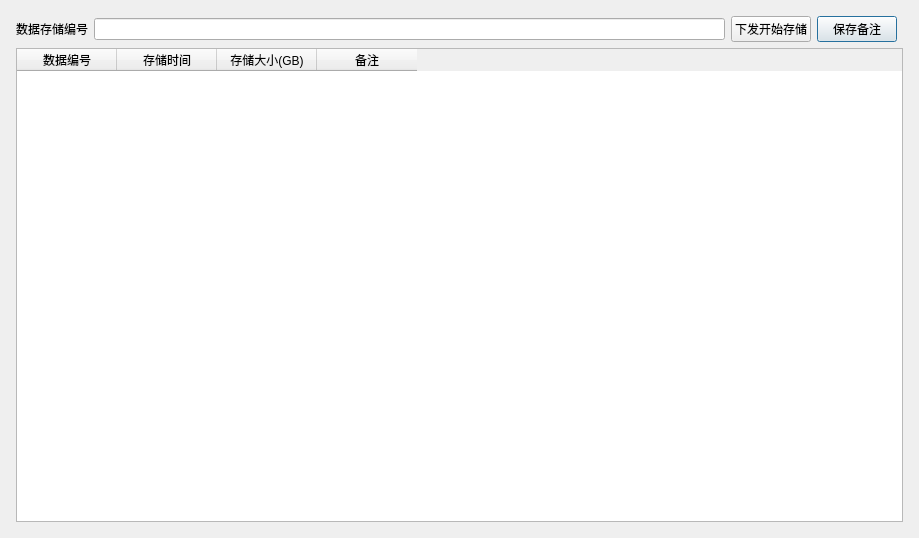
Qt form paramWidget/datasaveui.ui (DanielWuxiaoxiao/DispCtrl) before a commit.
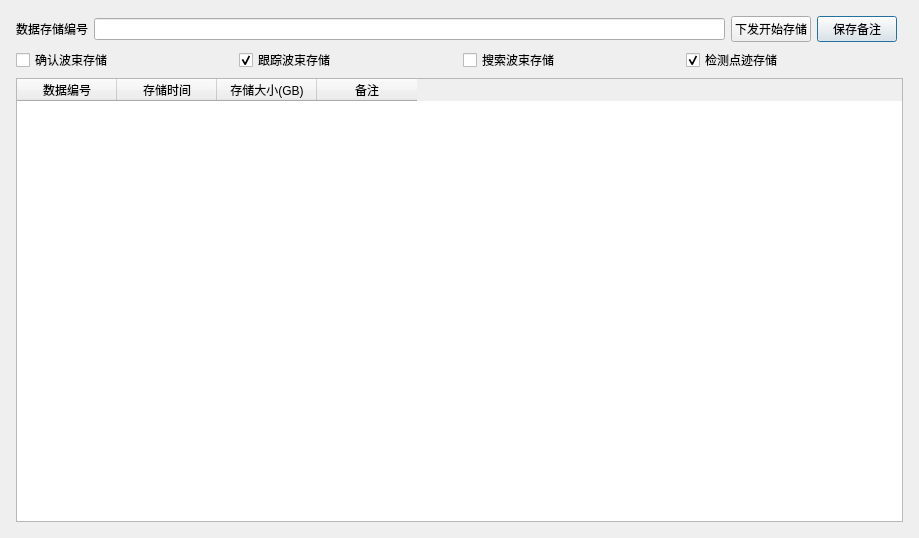
The same form after that commit.

What changed in the file:
```diff
--- a/paramWidget/datasaveui.ui
+++ b/paramWidget/datasaveui.ui
@@ -57,6 +57,14 @@
             </widget>
           </item>
           <item row="1" column="0" colspan="5">
+            <layout class="QHBoxLayout" name="storageOptionsLayout">
+              <item><widget class="QCheckBox" name="confirmBeamCheck"><property name="text"><string>确认波束存储</string></property></widget></item>
+              <item><widget class="QCheckBox" name="trackBeamCheck"><property name="text"><string>跟踪波束存储</string></property><property name="checked"><bool>true</bool></property></widget></item>
+              <item><widget class="QCheckBox" name="searchBeamCheck"><property name="text"><string>搜索波束存储</string></property></widget></item>
+              <item><widget class="QCheckBox" name="detectionCheck"><property name="text"><string>检测点迹存储</string></property><property name="checked"><bool>true</bool></property></widget></item>
+            </layout>
+          </item>
+          <item row="2" column="0" colspan="5">
             <widget class="QTableWidget" name="tab">
               <property name="sizePolicy">
                 <sizepolicy hsizetype="Expanding" vsizetype="Expanding">
```
